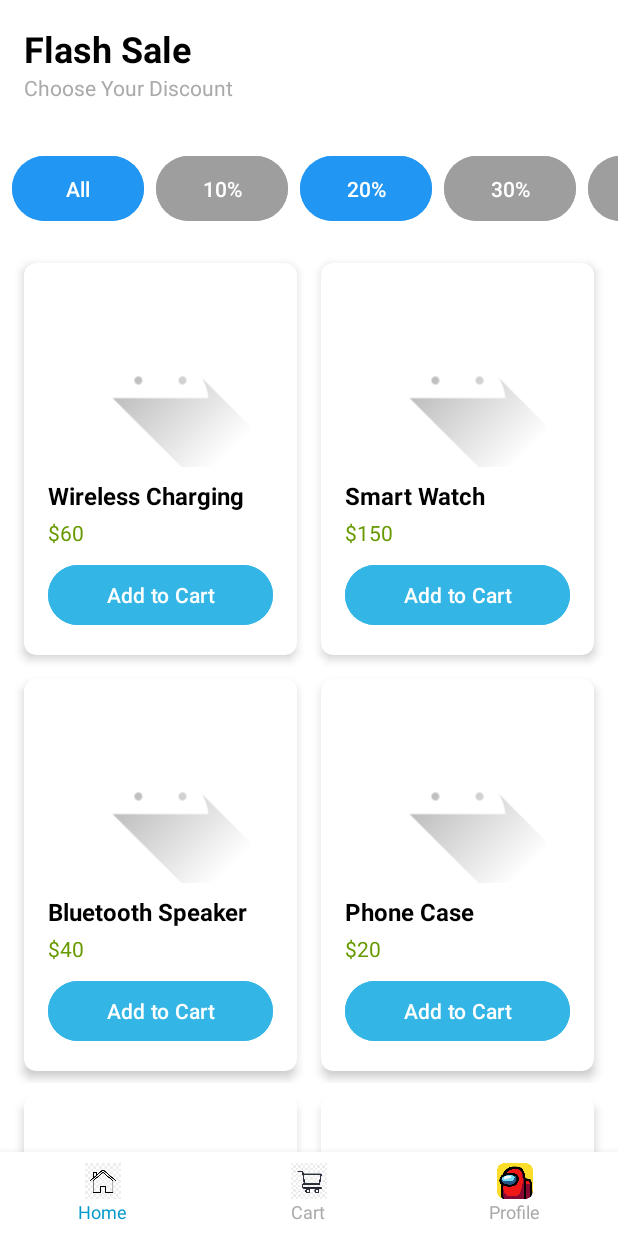
After one commit to Moofien/PabaMateri, an Android app: the Cons2Activity screen opened directly, with no data from a screen before it, on a phone screen of 412 x 824 dp. The commit adds this screen. Run offline under Robolectric (Android 15) with nearby library versions, the phone set to English and light mode, and no system bars.

Commit message:
Constrain UI 2

```diff
--- a/app/src/main/AndroidManifest.xml
+++ b/app/src/main/AndroidManifest.xml
@@ -11,6 +11,9 @@
         android:roundIcon="@mipmap/ic_launcher_round"
         android:supportsRtl="true"
         android:theme="@style/Theme.PabaMateri">
+        <activity
+            android:name=".p_cons2.Cons2Activity"
+            android:exported="false" />
         <activity
             android:name=".p_cons1.Cons1Activity"
             android:exported="false" />
--- /dev/null
+++ b/app/src/main/java/com/example/pabamateri/p_cons2/Cons2Activity.kt
@@ -0,0 +1,15 @@
+package com.example.pabamateri.p_cons2
+
+import android.os.Bundle
+import androidx.activity.enableEdgeToEdge
+import androidx.appcompat.app.AppCompatActivity
+import androidx.core.view.ViewCompat
+import androidx.core.view.WindowInsetsCompat
+import com.example.pabamateri.R
+
+class Cons2Activity : AppCompatActivity() {
+    override fun onCreate(savedInstanceState: Bundle?) {
+        super.onCreate(savedInstanceState)
+        setContentView(R.layout.activity_cons2)
+    }
+}
--- /dev/null
+++ b/app/src/main/res/layout/activity_cons2.xml
@@ -0,0 +1,532 @@
+<?xml version="1.0" encoding="utf-8"?>
+<androidx.constraintlayout.widget.ConstraintLayout xmlns:android="http://schemas.android.com/apk/res/android"
+    xmlns:app="http://schemas.android.com/apk/res-auto"
+    xmlns:tools="http://schemas.android.com/tools"
+    android:layout_width="match_parent"
+    android:layout_height="match_parent"
+    android:id="@+id/cons2"
+    android:background="@android:color/white"
+    tools:context=".p_cons2.Cons2Activity">
+
+    <!-- Header Section -->
+    <LinearLayout
+        android:id="@+id/headerSection"
+        android:layout_width="0dp"
+        android:layout_height="wrap_content"
+        android:orientation="vertical"
+        android:padding="16dp"
+        app:layout_constraintEnd_toEndOf="parent"
+        app:layout_constraintStart_toStartOf="parent"
+        app:layout_constraintTop_toTopOf="parent">
+
+        <TextView
+            android:id="@+id/tvFlashSale"
+            android:layout_width="wrap_content"
+            android:layout_height="wrap_content"
+            android:text="Flash Sale"
+            android:textColor="@android:color/black"
+            android:textSize="24sp"
+            android:textStyle="bold" />
+
+        <TextView
+            android:id="@+id/tvChooseDiscount"
+            android:layout_width="wrap_content"
+            android:layout_height="wrap_content"
+            android:text="Choose Your Discount"
+            android:textColor="@android:color/darker_gray"
+            android:textSize="14sp" />
+    </LinearLayout>
+
+    <!-- Discount Selector -->
+    <HorizontalScrollView
+        android:id="@+id/discountSelector"
+        android:layout_width="0dp"
+        android:layout_height="wrap_content"
+        android:layout_marginTop="8dp"
+        android:scrollbars="none"
+        app:layout_constraintEnd_toEndOf="parent"
+        app:layout_constraintStart_toStartOf="parent"
+        app:layout_constraintTop_toBottomOf="@id/headerSection">
+
+        <LinearLayout
+            android:layout_width="wrap_content"
+            android:layout_height="wrap_content"
+            android:orientation="horizontal"
+            android:padding="8dp">
+
+            <Button
+                android:id="@+id/btnAll"
+                android:layout_width="wrap_content"
+                android:layout_height="wrap_content"
+                android:layout_marginEnd="8dp"
+                android:backgroundTint="@color/button_selected"
+                android:padding="12dp"
+                android:text="All"
+                android:textAllCaps="false"
+                android:textColor="@android:color/white" />
+
+            <Button
+                android:id="@+id/btn10"
+                android:layout_width="wrap_content"
+                android:layout_height="wrap_content"
+                android:layout_marginEnd="8dp"
+                android:backgroundTint="@color/button_unselected"
+                android:padding="12dp"
+                android:text="10%"
+                android:textAllCaps="false"
+                android:textColor="@android:color/white" />
+
+            <Button
+                android:id="@+id/btn20"
+                android:layout_width="wrap_content"
+                android:layout_height="wrap_content"
+                android:layout_marginEnd="8dp"
+                android:backgroundTint="@color/button_selected"
+                android:padding="12dp"
+                android:text="20%"
+                android:textAllCaps="false"
+                android:textColor="@android:color/white" />
+
+            <Button
+                android:id="@+id/btn30"
+                android:layout_width="wrap_content"
+                android:layout_height="wrap_content"
+                android:layout_marginEnd="8dp"
+                android:backgroundTint="@color/button_unselected"
+                android:padding="12dp"
+                android:text="30%"
+                android:textAllCaps="false"
+                android:textColor="@android:color/white" />
+
+            <Button
+                android:id="@+id/btn40"
+                android:layout_width="wrap_content"
+                android:layout_height="wrap_content"
+                android:layout_marginEnd="8dp"
+                android:backgroundTint="@color/button_unselected"
+                android:padding="12dp"
+                android:text="40%"
+                android:textAllCaps="false"
+                android:textColor="@android:color/white" />
+
+            <Button
+                android:id="@+id/btn50"
+                android:layout_width="wrap_content"
+                android:layout_height="wrap_content"
+                android:backgroundTint="@color/button_unselected"
+                android:padding="12dp"
+                android:text="50%"
+                android:textAllCaps="false"
+                android:textColor="@android:color/white" />
+        </LinearLayout>
+    </HorizontalScrollView>
+
+    <!-- Product Grid -->
+    <androidx.core.widget.NestedScrollView
+        android:id="@+id/productScroll"
+        android:layout_width="0dp"
+        android:layout_height="0dp"
+        android:fillViewport="true"
+        app:layout_constraintBottom_toTopOf="@+id/manualNavBar"
+        app:layout_constraintEnd_toEndOf="parent"
+        app:layout_constraintStart_toStartOf="parent"
+        app:layout_constraintTop_toBottomOf="@id/discountSelector">
+
+        <LinearLayout
+            android:layout_width="match_parent"
+            android:layout_height="wrap_content"
+            android:orientation="vertical"
+            android:padding="8dp">
+
+            <!-- Row 1 -->
+            <LinearLayout
+                android:layout_width="match_parent"
+                android:layout_height="wrap_content"
+                android:orientation="horizontal"
+                android:weightSum="2">
+
+                <!-- Product 1 -->
+                <androidx.cardview.widget.CardView
+                    android:layout_width="0dp"
+                    android:layout_height="wrap_content"
+                    android:layout_margin="8dp"
+                    android:layout_weight="1"
+                    app:cardCornerRadius="8dp"
+                    app:cardElevation="4dp">
+
+                    <LinearLayout
+                        android:layout_width="match_parent"
+                        android:layout_height="wrap_content"
+                        android:orientation="vertical"
+                        android:padding="16dp">
+
+                        <ImageView
+                            android:layout_width="match_parent"
+                            android:layout_height="120dp"
+                            android:scaleType="centerCrop"
+                            android:src="@drawable/ic_launcher_foreground" />
+
+                        <TextView
+                            android:layout_width="match_parent"
+                            android:layout_height="wrap_content"
+                            android:layout_marginTop="8dp"
+                            android:text="Wireless Charging"
+                            android:textColor="@android:color/black"
+                            android:textSize="16sp"
+                            android:textStyle="bold" />
+
+                        <TextView
+                            android:layout_width="match_parent"
+                            android:layout_height="wrap_content"
+                            android:layout_marginTop="4dp"
+                            android:text="$60"
+                            android:textColor="@android:color/holo_green_dark"
+                            android:textSize="14sp" />
+
+                        <Button
+                            android:layout_width="match_parent"
+                            android:layout_height="wrap_content"
+                            android:layout_marginTop="8dp"
+                            android:backgroundTint="@android:color/holo_blue_light"
+                            android:text="Add to Cart"
+                            android:textColor="@android:color/white" />
+                    </LinearLayout>
+                </androidx.cardview.widget.CardView>
+
+                <!-- Product 2 -->
+                <androidx.cardview.widget.CardView
+                    android:layout_width="0dp"
+                    android:layout_height="wrap_content"
+                    android:layout_margin="8dp"
+                    android:layout_weight="1"
+                    app:cardCornerRadius="8dp"
+                    app:cardElevation="4dp">
+
+                    <LinearLayout
+                        android:layout_width="match_parent"
+                        android:layout_height="wrap_content"
+                        android:orientation="vertical"
+                        android:padding="16dp">
+
+                        <ImageView
+                            android:layout_width="match_parent"
+                            android:layout_height="120dp"
+                            android:scaleType="centerCrop"
+                            android:src="@drawable/ic_launcher_foreground" />
+
+                        <TextView
+                            android:layout_width="match_parent"
+                            android:layout_height="wrap_content"
+                            android:layout_marginTop="8dp"
+                            android:text="Smart Watch"
+                            android:textColor="@android:color/black"
+                            android:textSize="16sp"
+                            android:textStyle="bold" />
+
+                        <TextView
+                            android:layout_width="match_parent"
+                            android:layout_height="wrap_content"
+                            android:layout_marginTop="4dp"
+                            android:text="$150"
+                            android:textColor="@android:color/holo_green_dark"
+                            android:textSize="14sp" />
+
+                        <Button
+                            android:layout_width="match_parent"
+                            android:layout_height="wrap_content"
+                            android:layout_marginTop="8dp"
+                            android:backgroundTint="@android:color/holo_blue_light"
+                            android:text="Add to Cart"
+                            android:textColor="@android:color/white" />
+                    </LinearLayout>
+                </androidx.cardview.widget.CardView>
+            </LinearLayout>
+
+            <!-- Row 2 -->
+            <LinearLayout
+                android:layout_width="match_parent"
+                android:layout_height="wrap_content"
+                android:orientation="horizontal"
+                android:weightSum="2">
+
+                <!-- Product 3 -->
+                <androidx.cardview.widget.CardView
+                    android:layout_width="0dp"
+                    android:layout_height="wrap_content"
+                    android:layout_margin="8dp"
+                    android:layout_weight="1"
+                    app:cardCornerRadius="8dp"
+                    app:cardElevation="4dp">
+
+                    <LinearLayout
+                        android:layout_width="match_parent"
+                        android:layout_height="wrap_content"
+                        android:orientation="vertical"
+                        android:padding="16dp">
+
+                        <ImageView
+                            android:layout_width="match_parent"
+                            android:layout_height="120dp"
+                            android:scaleType="centerCrop"
+                            android:src="@drawable/ic_launcher_foreground" />
+
+                        <TextView
+                            android:layout_width="match_parent"
+                            android:layout_height="wrap_content"
+                            android:layout_marginTop="8dp"
+                            android:text="Bluetooth Speaker"
+                            android:textColor="@android:color/black"
+                            android:textSize="16sp"
+                            android:textStyle="bold" />
+
+                        <TextView
+                            android:layout_width="match_parent"
+                            android:layout_height="wrap_content"
+                            android:layout_marginTop="4dp"
+                            android:text="$40"
+                            android:textColor="@android:color/holo_green_dark"
+                            android:textSize="14sp" />
+
+                        <Button
+                            android:layout_width="match_parent"
+                            android:layout_height="wrap_content"
+                            android:layout_marginTop="8dp"
+                            android:backgroundTint="@android:color/holo_blue_light"
+                            android:text="Add to Cart"
+                            android:textColor="@android:color/white" />
+                    </LinearLayout>
+                </androidx.cardview.widget.CardView>
+
+                <!-- Product 4 -->
+                <androidx.cardview.widget.CardView
+                    android:layout_width="0dp"
+                    android:layout_height="wrap_content"
+                    android:layout_margin="8dp"
+                    android:layout_weight="1"
+                    app:cardCornerRadius="8dp"
+                    app:cardElevation="4dp">
+
+                    <LinearLayout
+                        android:layout_width="match_parent"
+                        android:layout_height="wrap_content"
+                        android:orientation="vertical"
+                        android:padding="16dp">
+
+                        <ImageView
+                            android:layout_width="match_parent"
+                            android:layout_height="120dp"
+                            android:scaleType="centerCrop"
+                            android:src="@drawable/ic_launcher_foreground" />
+
+                        <TextView
+                            android:layout_width="match_parent"
+                            android:layout_height="wrap_content"
+                            android:layout_marginTop="8dp"
+                            android:text="Phone Case"
+                            android:textColor="@android:color/black"
+                            android:textSize="16sp"
+                            android:textStyle="bold" />
+
+                        <TextView
+                            android:layout_width="match_parent"
+                            android:layout_height="wrap_content"
+                            android:layout_marginTop="4dp"
+                            android:text="$20"
+                            android:textColor="@android:color/holo_green_dark"
+                            android:textSize="14sp" />
+
+                        <Button
+                            android:layout_width="match_parent"
+                            android:layout_height="wrap_content"
+                            android:layout_marginTop="8dp"
+                            android:backgroundTint="@android:color/holo_blue_light"
+                            android:text="Add to Cart"
+                            android:textColor="@android:color/white" />
+                    </LinearLayout>
+                </androidx.cardview.widget.CardView>
+            </LinearLayout>
+
+            <!-- Row 3 -->
+            <LinearLayout
+                android:layout_width="match_parent"
+                android:layout_height="wrap_content"
+                android:orientation="horizontal"
+                android:weightSum="2">
+
+                <!-- Product 5 -->
+                <androidx.cardview.widget.CardView
+                    android:layout_width="0dp"
+                    android:layout_height="wrap_content"
+                    android:layout_margin="8dp"
+                    android:layout_weight="1"
+                    app:cardCornerRadius="8dp"
+                    app:cardElevation="4dp">
+
+                    <LinearLayout
+                        android:layout_width="match_parent"
+                        android:layout_height="wrap_content"
+                        android:orientation="vertical"
+                        android:padding="16dp">
+
+                        <ImageView
+                            android:layout_width="match_parent"
+                            android:layout_height="120dp"
+                            android:scaleType="centerCrop"
+                            android:src="@drawable/ic_launcher_foreground" />
+
+                        <TextView
+                            android:layout_width="match_parent"
+                            android:layout_height="wrap_content"
+                            android:layout_marginTop="8dp"
+                            android:text="Power Bank"
+                            android:textColor="@android:color/black"
+                            android:textSize="16sp"
+                            android:textStyle="bold" />
+
+                        <TextView
+                            android:layout_width="match_parent"
+                            android:layout_height="wrap_content"
+                            android:layout_marginTop="4dp"
+                            android:text="$35"
+                            android:textColor="@android:color/holo_green_dark"
+                            android:textSize="14sp" />
+
+                        <Button
+                            android:layout_width="match_parent"
+                            android:layout_height="wrap_content"
+                            android:layout_marginTop="8dp"
+                            android:backgroundTint="@android:color/holo_blue_light"
+                            android:text="Add to Cart"
+                            android:textColor="@android:color/white" />
+                    </LinearLayout>
+                </androidx.cardview.widget.CardView>
+
+                <!-- Product 6 -->
+                <androidx.cardview.widget.CardView
+                    android:layout_width="0dp"
+                    android:layout_height="wrap_content"
+                    android:layout_margin="8dp"
+                    android:layout_weight="1"
+                    app:cardCornerRadius="8dp"
+                    app:cardElevation="4dp">
+
+                    <LinearLayout
+                        android:layout_width="match_parent"
+                        android:layout_height="wrap_content"
+                        android:orientation="vertical"
+                        android:padding="16dp">
+
+                        <ImageView
+                            android:layout_width="match_parent"
+                            android:layout_height="120dp"
+                            android:scaleType="centerCrop"
+                            android:src="@drawable/ic_launcher_foreground" />
+
+                        <TextView
+                            android:layout_width="match_parent"
+                            android:layout_height="wrap_content"
+                            android:layout_marginTop="8dp"
+                            android:text="Wireless Charger"
+                            android:textColor="@android:color/black"
+                            android:textSize="16sp"
+                            android:textStyle="bold" />
+
+                        <TextView
+                            android:layout_width="match_parent"
+                            android:layout_height="wrap_content"
+                            android:layout_marginTop="4dp"
+                            android:text="$30"
+                            android:textColor="@android:color/holo_green_dark"
+                            android:textSize="14sp" />
+
+                        <Button
+                            android:layout_width="match_parent"
+                            android:layout_height="wrap_content"
+                            android:layout_marginTop="8dp"
+                            android:backgroundTint="@android:color/holo_blue_light"
+                            android:text="Add to Cart"
+                            android:textColor="@android:color/white" />
+                    </LinearLayout>
+                </androidx.cardview.widget.CardView>
+            </LinearLayout>
+        </LinearLayout>
+    </androidx.core.widget.NestedScrollView>
+
+    <!-- Manual Bottom Navbar -->
+    <LinearLayout
+        android:id="@+id/manualNavBar"
+        android:layout_width="0dp"
+        android:layout_height="56dp"
+        android:background="@android:color/white"
+        android:elevation="8dp"
+        android:gravity="center"
+        android:orientation="horizontal"
+        app:layout_constraintBottom_toBottomOf="parent"
+        app:layout_constraintEnd_toEndOf="parent"
+        app:layout_constraintStart_toStartOf="parent">
+
+        <LinearLayout
+            android:layout_width="0dp"
+            android:layout_height="match_parent"
+            android:layout_weight="1"
+            android:gravity="center"
+            android:orientation="vertical"
+            android:padding="4dp">
+
+            <ImageView
+                android:layout_width="24dp"
+                android:layout_height="24dp"
+                android:src="@drawable/home" />
+
+            <TextView
+                android:layout_width="wrap_content"
+                android:layout_height="wrap_content"
+                android:text="Home"
+                android:textColor="@android:color/holo_blue_dark"
+                android:textSize="12sp" />
+        </LinearLayout>
+
+        <LinearLayout
+            android:layout_width="0dp"
+            android:layout_height="match_parent"
+            android:layout_weight="1"
+            android:gravity="center"
+            android:orientation="vertical"
+            android:padding="4dp">
+
+            <ImageView
+                android:layout_width="24dp"
+                android:layout_height="24dp"
+                android:src="@drawable/cart" />
+
+            <TextView
+                android:layout_width="wrap_content"
+                android:layout_height="wrap_content"
+                android:text="Cart"
+                android:textColor="@android:color/darker_gray"
+                android:textSize="12sp" />
+        </LinearLayout>
+
+        <LinearLayout
+            android:layout_width="0dp"
+            android:layout_height="match_parent"
+            android:layout_weight="1"
+            android:gravity="center"
+            android:orientation="vertical"
+            android:padding="4dp">
+
+            <ImageView
+                android:layout_width="24dp"
+                android:layout_height="24dp"
+                android:src="@drawable/icon" />
+
+            <TextView
+                android:layout_width="wrap_content"
+                android:layout_height="wrap_content"
+                android:text="Profile"
+                android:textColor="@android:color/darker_gray"
+                android:textSize="12sp" />
+        </LinearLayout>
+    </LinearLayout>
+
+</androidx.constraintlayout.widget.ConstraintLayout>
--- a/app/src/main/res/layout/activity_layout.xml
+++ b/app/src/main/res/layout/activity_layout.xml
@@ -5,7 +5,7 @@
     android:id="@+id/p_layout"
     android:layout_width="match_parent"
     android:layout_height="match_parent"
-    tools:context=".MainActivity">
+    tools:context=".p_layout.LayoutActivity">
 
     <LinearLayout
         android:layout_width="match_parent"
```
